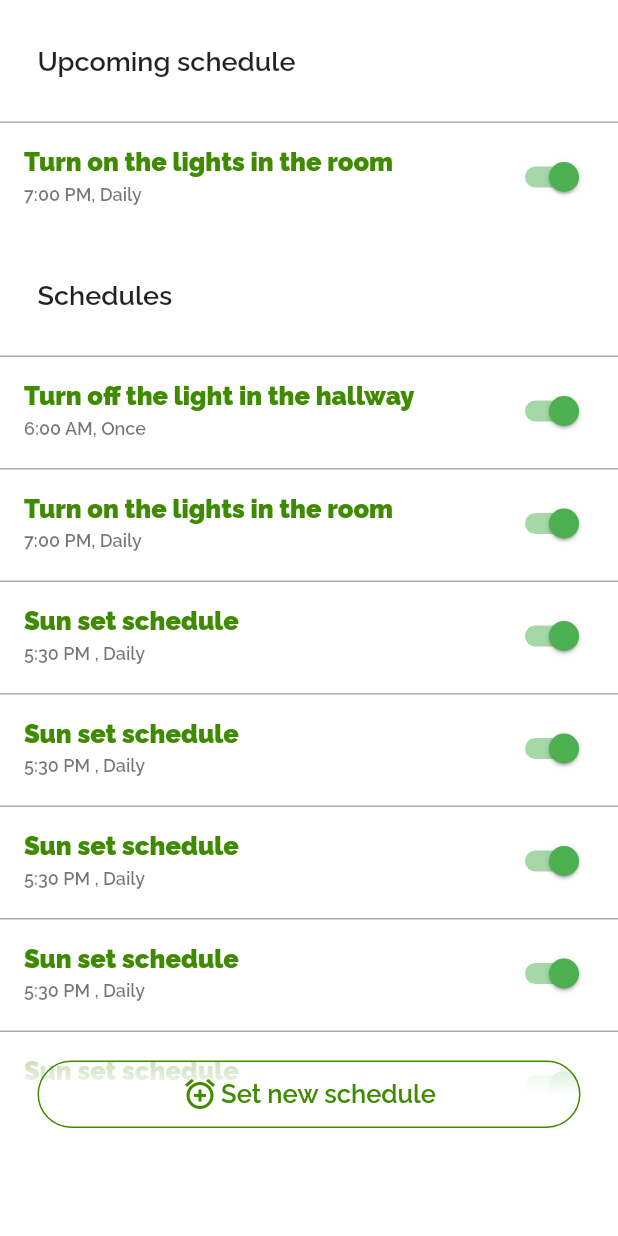
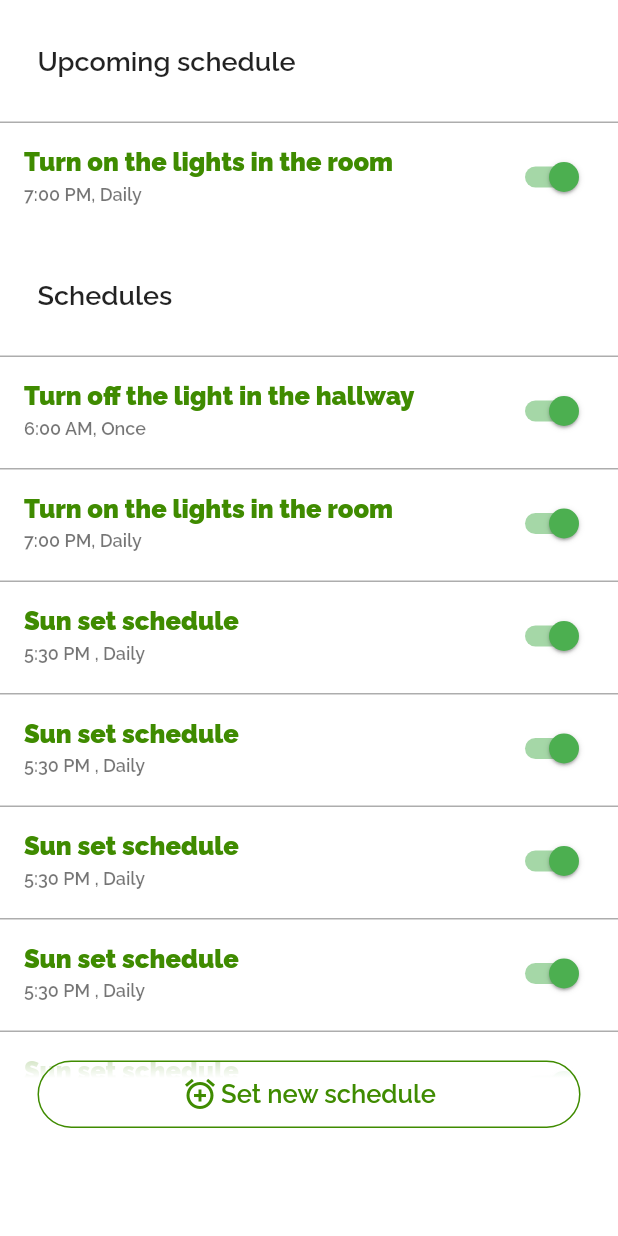
Before and after one commit to MohammadAlAgha/luminexa, a Flutter app: the schedulePage screen opened directly, on a phone screen of 412 x 824 dp. Run offline on Flutter 3.47's test engine with Material 2 defaults, Android fonts, the phone set to English and light mode, and no system bars; our stand-ins replace flutter_svg, google_nav_bar.

Commit message:
Frontend: Increased the radius of the white shade

```diff
--- a/luminexa_mobile/lib/screens/modePage.dart
+++ b/luminexa_mobile/lib/screens/modePage.dart
@@ -53,6 +53,7 @@ class _modePageState extends State<modePage> {
                   Colors.white.withOpacity(0.5),
                   Colors.white,
                   Colors.white,
+                  Colors.white,
                 ])),
             padding: const EdgeInsets.symmetric(horizontal: 25, vertical: 10),
             width: MediaQuery.of(context).size.width,
--- a/luminexa_mobile/lib/screens/schedulePage.dart
+++ b/luminexa_mobile/lib/screens/schedulePage.dart
@@ -100,6 +100,7 @@ class _schedulePageState extends State<schedulePage> {
                       Colors.white.withOpacity(0.6),
                       Color.fromARGB(255, 255, 255, 255),
                       Color.fromARGB(255, 255, 255, 255),
+                      Color.fromARGB(255, 255, 255, 255),
                     ])),
                 padding:
                     const EdgeInsets.symmetric(horizontal: 25, vertical: 10),
```
